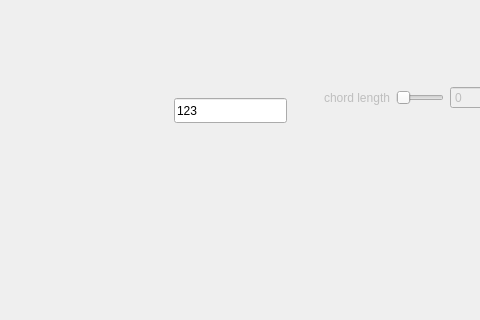
Old version of the form module/UI/qtdesigner/mainwindow_v1.ui in the repository badabush/Blade-Optimization-Tool; both pictures show x 406 to 886 and y 171 to 491 of the 1250 by 745 pixel window.
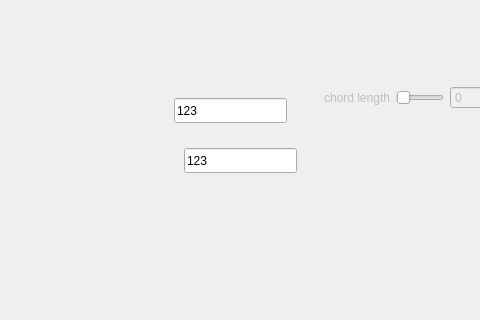
New version of the form.

Commit message: ref #9 : starting thickness dist spline, development will be under another branch. GUI will be working under master branch

Patch:
```diff
--- a/module/UI/qtdesigner/mainwindow_v1.ui
+++ b/module/UI/qtdesigner/mainwindow_v1.ui
@@ -345,6 +345,19 @@
      <zorder>label_8</zorder>
      <zorder>val_lchord</zorder>
     </widget>
+    <widget class="QLineEdit" name="returned_values_th">
+     <property name="geometry">
+      <rect>
+       <x>90</x>
+       <y>280</y>
+       <width>113</width>
+       <height>25</height>
+      </rect>
+     </property>
+     <property name="text">
+      <string>123</string>
+     </property>
+    </widget>
    </widget>
    <widget class="QWidget" name="gridLayoutWidget_2">
     <property name="geometry">
```
The commit also changes 7 other files.
